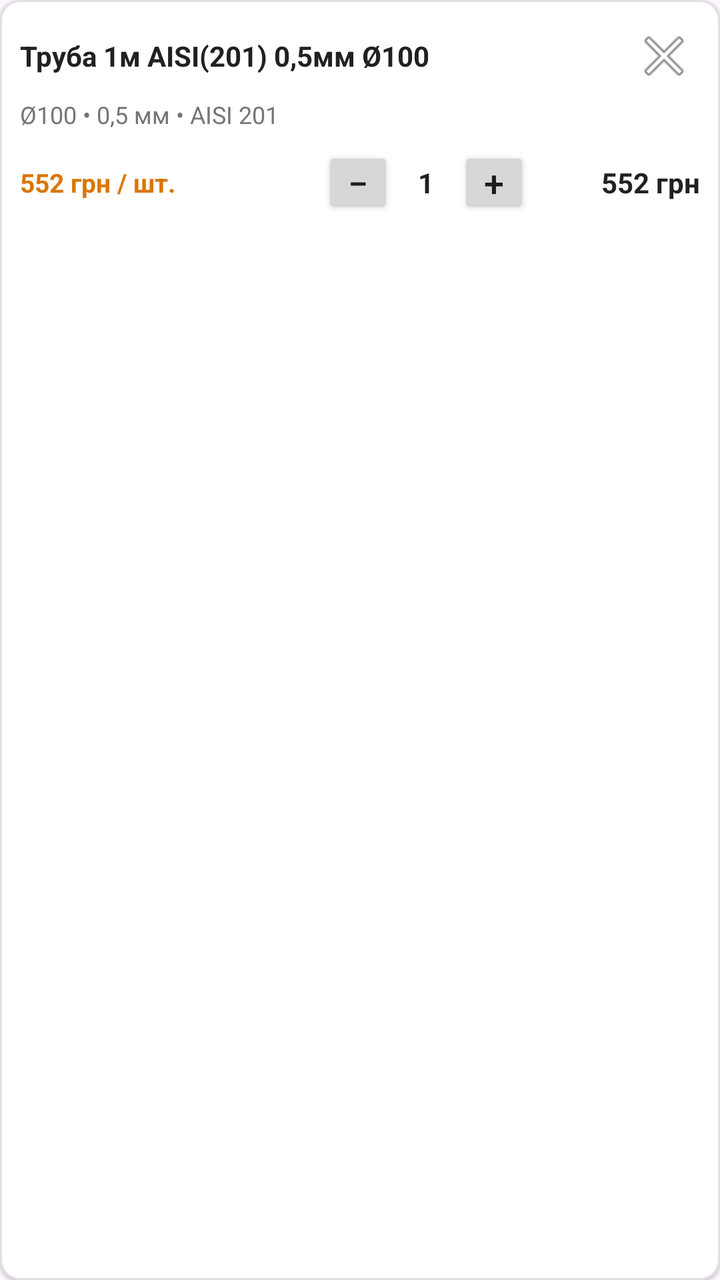
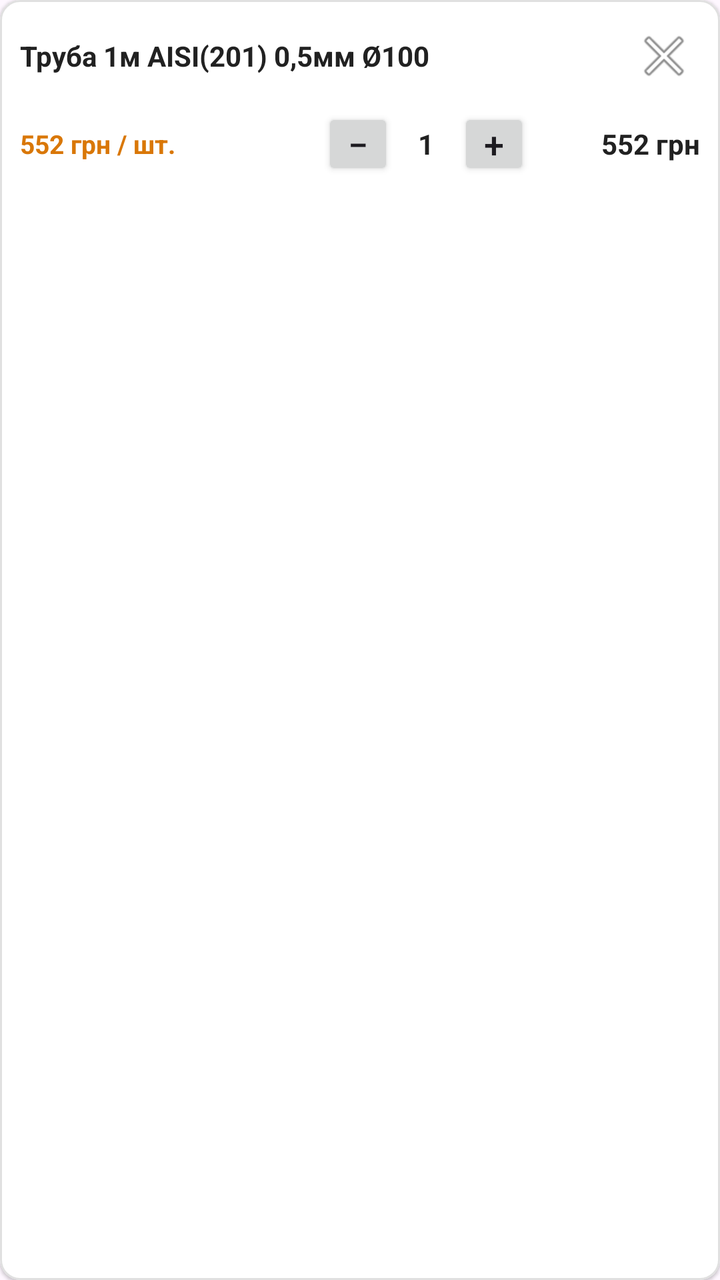

Two renders of the same Android screen: before a commit and after it. Below are the layout's source before the change and the commit's diff.
<!-- AndroidManifest.xml: application theme Theme.Dymsystem -->
<!-- res/layout/item_cart.xml -->
<?xml version="1.0" encoding="utf-8"?>
<com.google.android.material.card.MaterialCardView
    xmlns:android="http://schemas.android.com/apk/res/android"
    xmlns:app="http://schemas.android.com/apk/res-auto"
    android:layout_width="match_parent"
    android:layout_height="wrap_content"
    android:layout_marginBottom="6dp"
    app:cardBackgroundColor="@android:color/white"
    app:cardCornerRadius="10dp"
    app:cardElevation="1dp"
    app:strokeWidth="1dp"
    app:strokeColor="#E0E0E0">

    <LinearLayout
        android:layout_width="match_parent"
        android:layout_height="wrap_content"
        android:orientation="vertical"
        android:padding="10dp">

        
        <LinearLayout
            android:layout_width="match_parent"
            android:layout_height="wrap_content"
            android:gravity="center_vertical"
            android:orientation="horizontal">

            <TextView
                android:id="@+id/textCartProductName"
                android:layout_width="0dp"
                android:layout_height="wrap_content"
                android:layout_weight="1"
                android:text="Труба 1м AISI(201) 0,5мм Ø100"
                android:textColor="#212121"
                android:textSize="14sp"
                android:textStyle="bold" />

            <ImageButton
                android:id="@+id/buttonRemoveCartItem"
                android:layout_width="36dp"
                android:layout_height="36dp"
                android:background="?attr/selectableItemBackgroundBorderless"
                android:contentDescription="Удалить"
                android:padding="8dp"
                android:src="@android:drawable/ic_menu_close_clear_cancel" />

        </LinearLayout>

        
        <TextView
            android:id="@+id/textCartProductSpecs"
            android:layout_width="match_parent"
            android:layout_height="wrap_content"
            android:layout_marginTop="3dp"
            android:text="Ø100 • 0,5 мм • AISI 201"
            android:textColor="#757575"
            android:textSize="12sp" />

        
        <LinearLayout
            android:layout_width="match_parent"
            android:layout_height="wrap_content"
            android:layout_marginTop="8dp"
            android:gravity="center_vertical"
            android:orientation="horizontal">

            <TextView
                android:id="@+id/textCartProductPrice"
                android:layout_width="0dp"
                android:layout_height="wrap_content"
                android:layout_weight="1"
                android:text="552 грн / шт."
                android:textColor="#D97706"
                android:textSize="13sp"
                android:textStyle="bold" />

            <LinearLayout
                android:layout_width="wrap_content"
                android:layout_height="36dp"
                android:gravity="center_vertical"
                android:orientation="horizontal">

                <Button
                    android:id="@+id/buttonCartMinus"
                    android:layout_width="36dp"
                    android:layout_height="36dp"
                    android:minWidth="0dp"
                    android:minHeight="0dp"
                    android:padding="0dp"
                    android:text="−"
                    android:textSize="18sp" />

                <TextView
                    android:id="@+id/textCartQuantity"
                    android:layout_width="32dp"
                    android:layout_height="36dp"
                    android:gravity="center"
                    android:text="1"
                    android:textColor="#212121"
                    android:textSize="14sp"
                    android:textStyle="bold" />

                <Button
                    android:id="@+id/buttonCartPlus"
                    android:layout_width="36dp"
                    android:layout_height="36dp"
                    android:minWidth="0dp"
                    android:minHeight="0dp"
                    android:padding="0dp"
                    android:text="+"
                    android:textSize="18sp" />

            </LinearLayout>

            <TextView
                android:id="@+id/textCartItemTotal"
                android:layout_width="85dp"
                android:layout_height="wrap_content"
                android:gravity="end"
                android:text="552 грн"
                android:textColor="#212121"
                android:textSize="14sp"
                android:textStyle="bold" />

        </LinearLayout>

    </LinearLayout>

</com.google.android.material.card.MaterialCardView>
<!-- resources referenced by this layout -->
<resources>
  <style name="Theme.Dymsystem" parent="Base.Theme.Dymsystem" />
  <style name="Base.Theme.Dymsystem" parent="Theme.Material3.DayNight.NoActionBar">
          
          
      </style>
</resources>

<!-- the commit's change to res/layout/item_cart.xml (unified diff, before → after) -->
@@ -45,15 +45,7 @@
 
         </LinearLayout>
 
-        
-        <TextView
-            android:id="@+id/textCartProductSpecs"
-            android:layout_width="match_parent"
-            android:layout_height="wrap_content"
-            android:layout_marginTop="3dp"
-            android:text="Ø100 • 0,5 мм • AISI 201"
-            android:textColor="#757575"
-            android:textSize="12sp" />
+
 
         
         <LinearLayout
